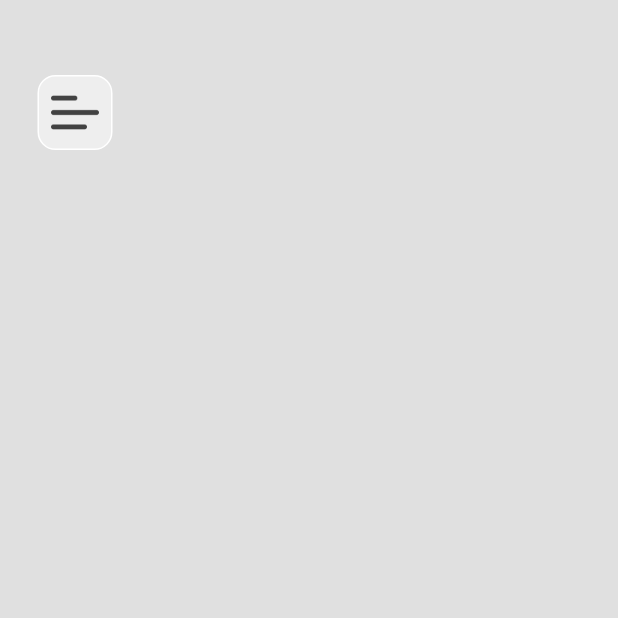
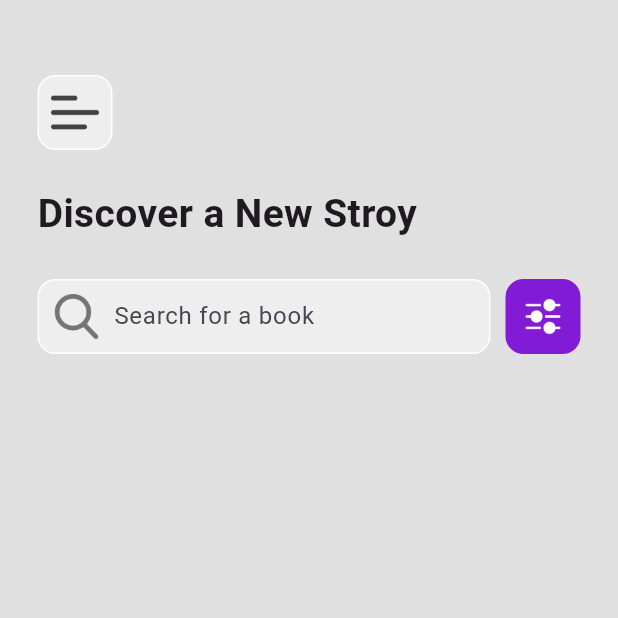
Before and after one commit to savinuonline/narratra, a Flutter app: the screen it shows after launch, on a phone screen of 412 x 824 dp, the top half of it. Run offline on Flutter 3.47's test engine with Material 3 defaults, Android fonts, the phone set to English and light mode, and no system bars; our stand-ins replace firebase_auth, firebase_core, google_sign_in; accounts and stored records are empty.

Commit message:
feature/search/ui/search bar completed

```diff
--- a/lib/main.dart
+++ b/lib/main.dart
@@ -19,6 +19,7 @@ class MyApp extends StatelessWidget {
     return const MaterialApp(
       debugShowCheckedModeBanner: false,
       home: SearchPage(),
+      //AuthPage()
     );
   }
 }
--- a/lib/pages/search_page.dart
+++ b/lib/pages/search_page.dart
@@ -13,6 +13,7 @@ class _SearchPageState extends State<SearchPage> {
     return Scaffold(
       backgroundColor: Colors.grey[300],
       body: Column(
+        crossAxisAlignment: CrossAxisAlignment.start,
         children: [
           SizedBox(height: 50),
           //App Bar
@@ -34,11 +35,73 @@ class _SearchPageState extends State<SearchPage> {
             ),
           ),
 
-          SizedBox(height: 50),
+          SizedBox(height: 24),
 
           //Discover a New Story
+          Padding(
+            padding: const EdgeInsets.only(left: 25.0),
+            child: Text(
+              "Discover a New Stroy",
+              style: TextStyle(fontWeight: FontWeight.bold, fontSize: 26),
+            ),
+          ),
+
+          SizedBox(height: 25),
 
           //Search Bar
+          Padding(
+            padding: const EdgeInsets.symmetric(horizontal: 25),
+            child: Row(
+              children: [
+                Expanded(
+                  child: Container(
+                    decoration: BoxDecoration(
+                      color: Colors.grey[200],
+                      border: Border.all(color: Colors.white),
+                      borderRadius: BorderRadius.circular(12),
+                    ),
+                    child: Row(
+                      children: [
+                        Padding(
+                          padding: const EdgeInsets.symmetric(horizontal: 10),
+                          child: Container(
+                            height: 30,
+                            child: Image.asset(
+                              'lib/images/search.png',
+                              color: Colors.grey[600],
+                            ),
+                          ),
+                        ),
+                        Expanded(
+                          child: TextField(
+                            decoration: InputDecoration(
+                              border: InputBorder.none,
+                              hintText: "Search for a book",
+                            ),
+                          ),
+                        ),
+                      ],
+                    ),
+                  ),
+                ),
+
+                SizedBox(width: 10),
+
+                Container(
+                  height: 50,
+                  padding: const EdgeInsets.all(12),
+                  decoration: BoxDecoration(
+                    color: const Color.fromARGB(255, 129, 27, 213),
+                    borderRadius: BorderRadius.circular(12),
+                  ),
+                  child: Image.asset(
+                    'lib/images/preferences.png',
+                    color: Colors.white,
+                  ),
+                ),
+              ],
+            ),
+          ),
 
           //for you
 
```
Also changed, not shown: lib/images/preferences.png (added), lib/images/search.png (added).
